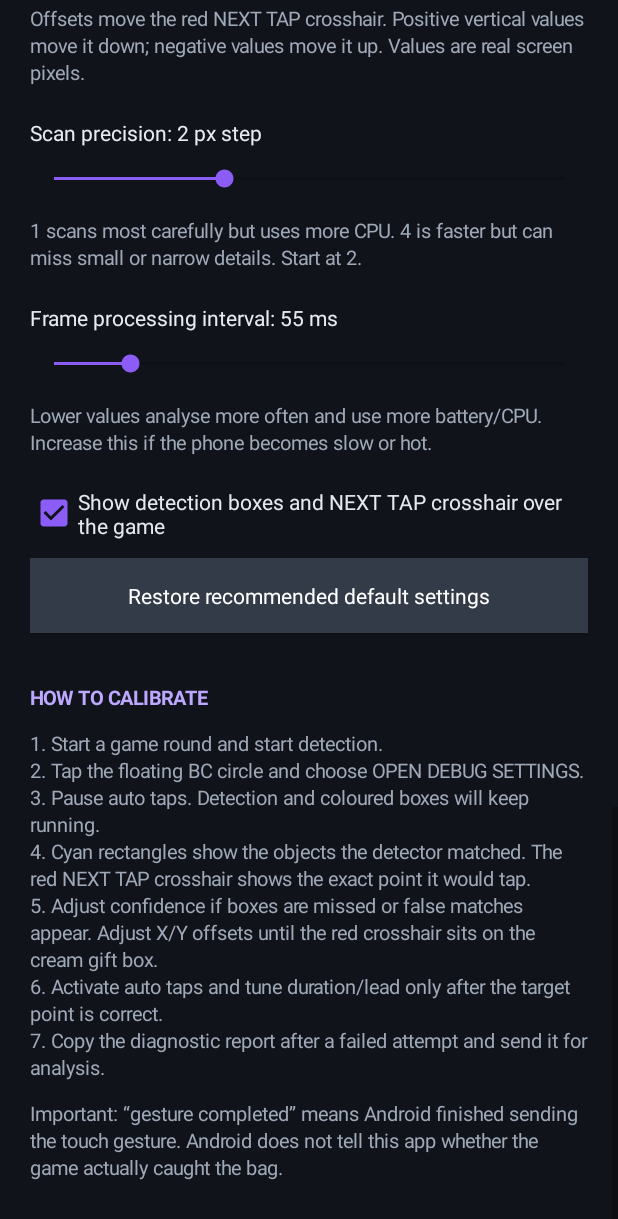
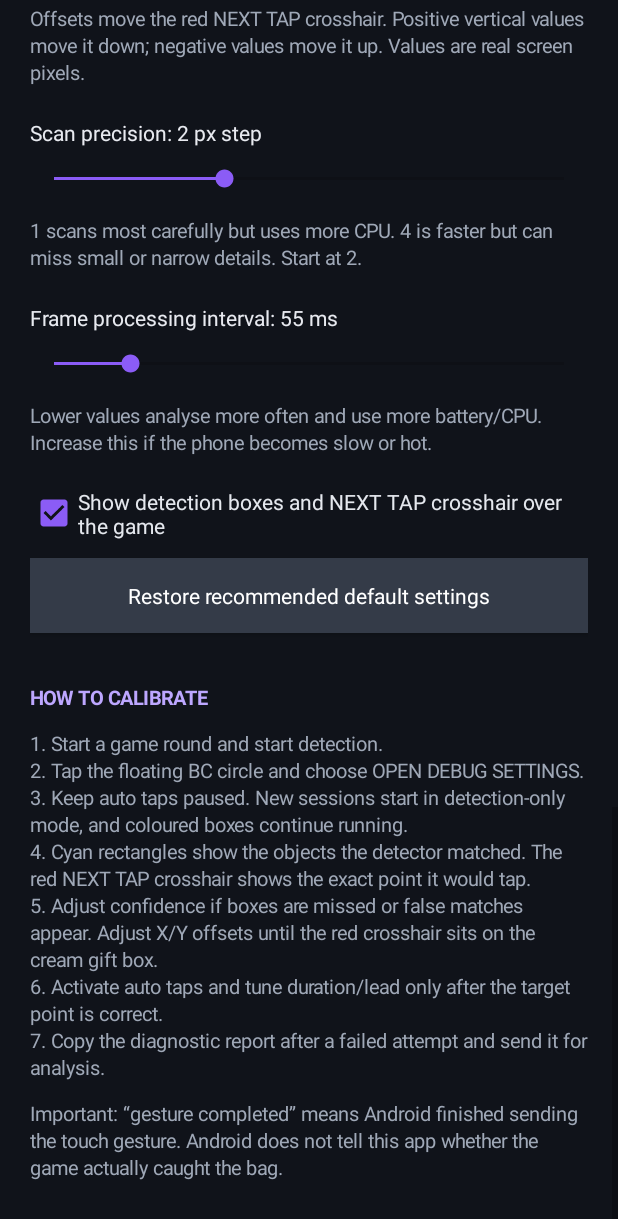
Before and after one commit to stoicman7/boxcatcher, an Android app: the screen it shows after launch (MainActivity), scrolled down 1552 dp, on a phone screen of 412 x 824 dp. Shown: the top 1219 px of the screen. Run offline under Robolectric (Android 15) with nearby library versions, the phone set to English and light mode, and no system bars.

Commit message:
Explain safe detection-only calibration mode

```diff
--- a/app/src/main/java/com/example/bagcatcher/MainActivity.kt
+++ b/app/src/main/java/com/example/bagcatcher/MainActivity.kt
@@ -233,7 +233,7 @@ class MainActivity : Activity() {
             page,
             "1. Start a game round and start detection.\n" +
                 "2. Tap the floating BC circle and choose OPEN DEBUG SETTINGS.\n" +
-                "3. Pause auto taps. Detection and coloured boxes will keep running.\n" +
+                "3. Keep auto taps paused. New sessions start in detection-only mode, and coloured boxes continue running.\n" +
                 "4. Cyan rectangles show the objects the detector matched. The red NEXT TAP crosshair shows the exact point it would tap.\n" +
                 "5. Adjust confidence if boxes are missed or false matches appear. Adjust X/Y offsets until the red crosshair sits on the cream gift box.\n" +
                 "6. Activate auto taps and tune duration/lead only after the target point is correct.\n" +
```
